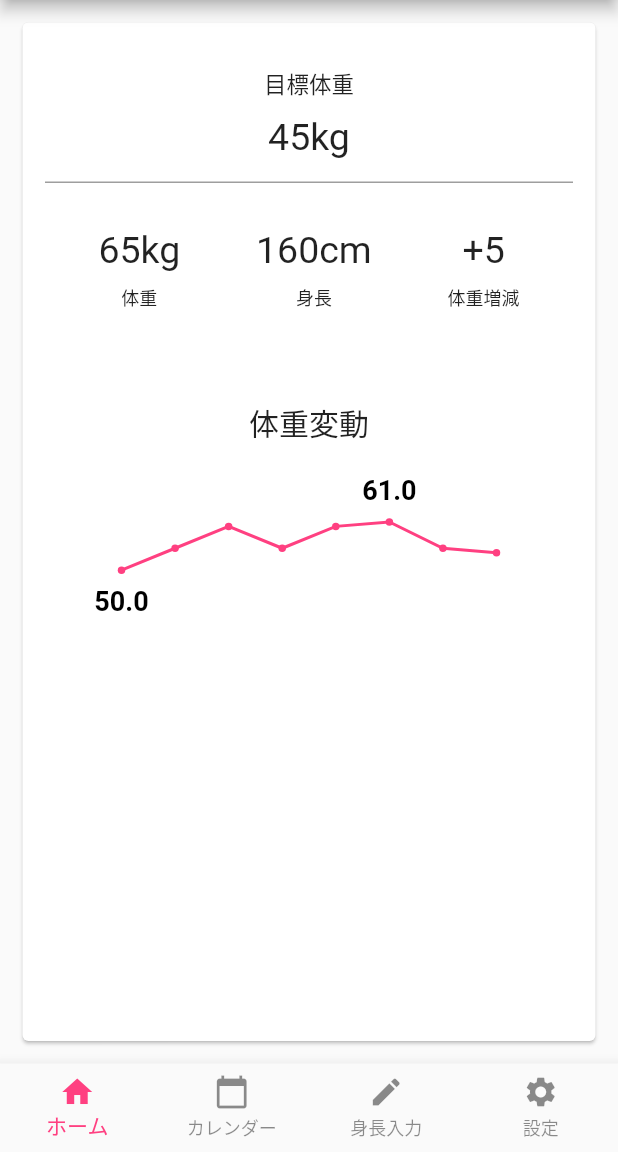
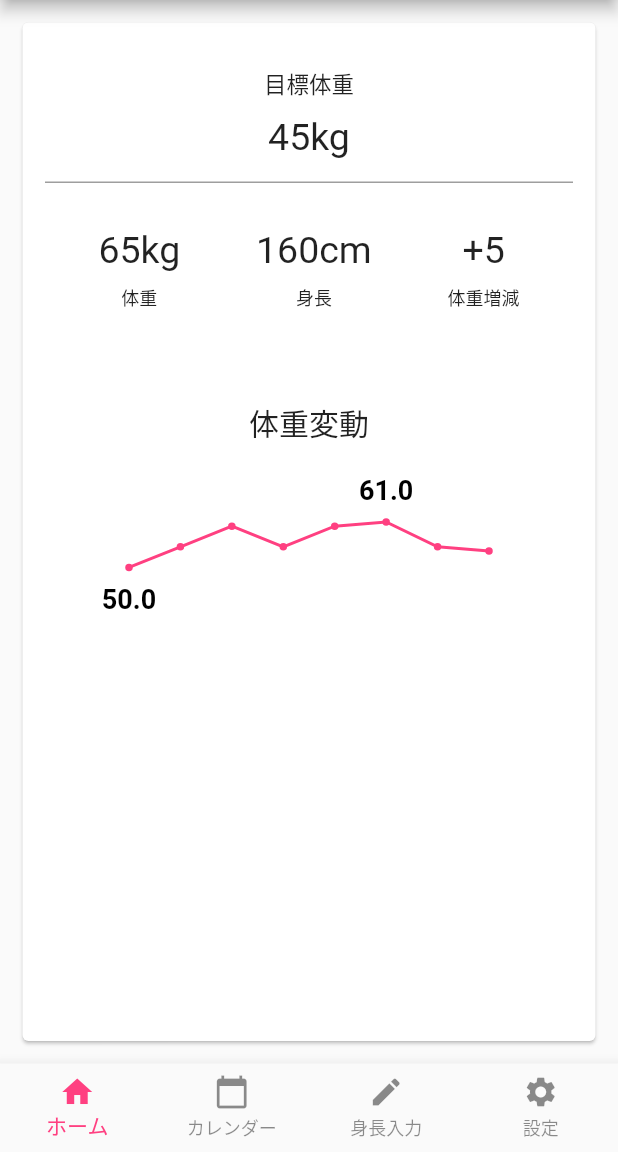
Before and after one commit to startup-technology/diet_recipe_flutter, a Flutter app: the screen it shows after launch, on a phone screen of 412 x 824 dp, the part 84-1236 px from its top. Run offline on Flutter 3.47's test engine with Material 2 defaults, Android fonts, the phone set to English and light mode, and no system bars; our stand-ins replace firebase_auth, flutter_calendar_carousel, fluttertoast, share, sqflite; accounts and stored records are empty.

Commit message:
[Add] デザイン修正

```diff
--- a/lib/pages/top.dart
+++ b/lib/pages/top.dart
@@ -26,16 +26,22 @@ class TopPage extends StatelessWidget {
       body: Card(
           margin: EdgeInsets.all(15.0),
           child: Column(
-            children: <Widget>[_targetWeight(), _currentWeight(),
-            Text('体重変動', style: TextStyle(fontSize: 20.0)), // 3.1.1
-            Container(
+            children: <Widget>[
+              _targetWeight(), _currentWeight(),
+              Text('体重変動', style: TextStyle(fontSize: 20.0)), // 3.1.1
+              Container(
                 margin: EdgeInsets.only(top: 15.0),
                 child: CustomPaint(
-                  size: Size(250, 250),
-                  painter: LineChart(points: points, pointSize: 5.0, pointColor: Colors.pinkAccent, lineColor: Colors.pinkAccent, lineWidth: 2.0),
+                  size: Size(240, 240),
+                  painter: LineChart(
+                      points: points,
+                      pointSize: 5.0,
+                      pointColor: Colors.pinkAccent,
+                      lineColor: Colors.pinkAccent,
+                      lineWidth: 2.0),
                 ),
               ),
-              ],
+            ],
           )),
     );
   }
```
